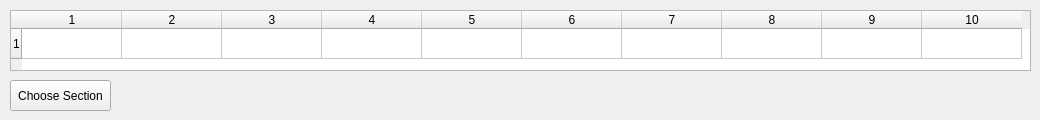
Before: the Qt Designer form gui/assets/single_class.ui in rcxwhiz/mymap-access-test, drawn with Qt 5.
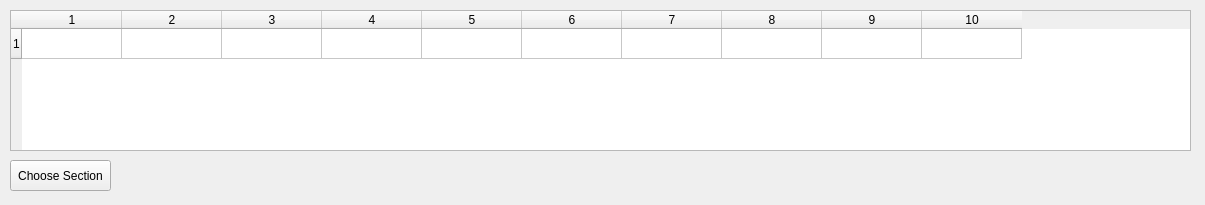
After: the same form once the commit is applied.

```diff
--- a/gui/assets/single_class.ui
+++ b/gui/assets/single_class.ui
@@ -6,8 +6,8 @@
    <rect>
     <x>0</x>
     <y>0</y>
-    <width>1040</width>
-    <height>120</height>
+    <width>1205</width>
+    <height>205</height>
    </rect>
   </property>
   <property name="windowTitle">
@@ -18,8 +18,8 @@
     <rect>
      <x>10</x>
      <y>10</y>
-     <width>1021</width>
-     <height>61</height>
+     <width>1181</width>
+     <height>141</height>
     </rect>
    </property>
    <property name="editTriggers">
@@ -47,7 +47,7 @@
    <property name="geometry">
     <rect>
      <x>10</x>
-     <y>80</y>
+     <y>160</y>
      <width>101</width>
      <height>31</height>
     </rect>
```
